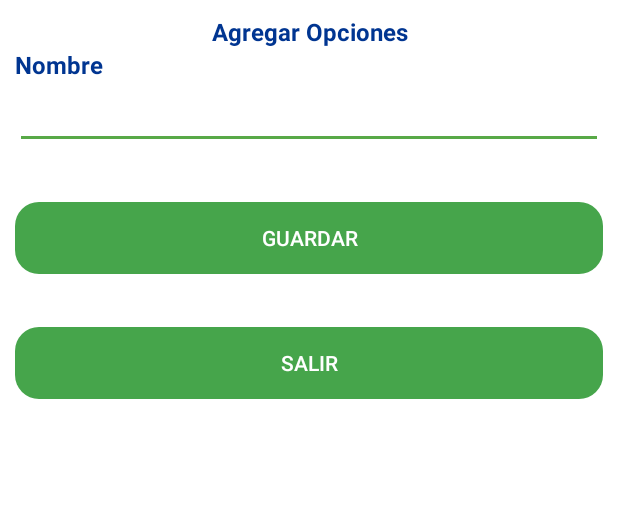
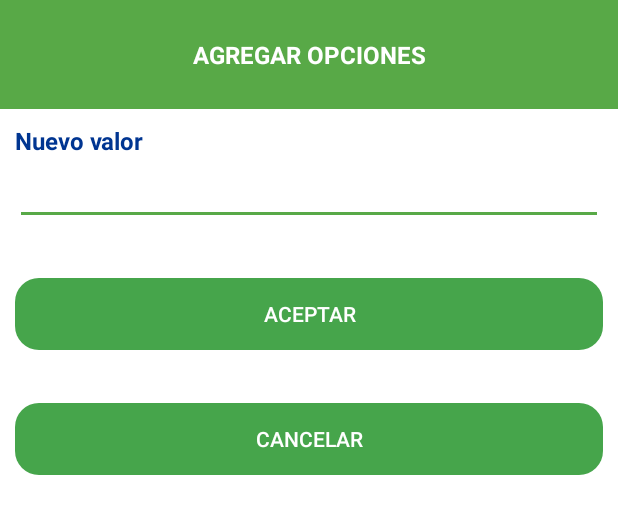
Before and after one commit to n1m0d0/apkpanama2, an Android app: the layout spinner_options.xml on its own in the app's theme, with its tools: preview values and no code run, on a phone screen of 412 x 824 dp. Shown: the top 514 px of the screen. Run offline under Robolectric (Android 15) with nearby library versions, the phone set to English and light mode, and no system bars; network calls fail.

Commit message:
ajusto visual

```diff
--- a/app/src/main/java/diggate/xpertise/com/diggateapk/form_event.java
+++ b/app/src/main/java/diggate/xpertise/com/diggateapk/form_event.java
@@ -1551,7 +1551,10 @@ public class form_event extends AppCompatActivity implements View.OnClickListene
                     finish();
                 }
             }
-
+        } else {
+            if (auths.size() > 0) {
+                dialogBarcode();
+            }
         }
     }
 
@@ -2561,6 +2564,7 @@ public class form_event extends AppCompatActivity implements View.OnClickListene
         btnExit.setOnClickListener(new View.OnClickListener() {
             @Override
             public void onClick(View v) {
+                spinner.setSelection(0);
                 alertDialog.cancel();
             }
         });
--- a/app/src/main/java/diggate/xpertise/com/diggateapk/parFormFielsPre.java
+++ b/app/src/main/java/diggate/xpertise/com/diggateapk/parFormFielsPre.java
@@ -2499,6 +2499,7 @@ public class parFormFielsPre extends AppCompatActivity implements View.OnClickLi
         btnExit.setOnClickListener(new View.OnClickListener() {
             @Override
             public void onClick(View v) {
+                spinner.setSelection(0);
                 alertDialog.cancel();
             }
         });
--- a/app/src/main/res/layout/spinner_options.xml
+++ b/app/src/main/res/layout/spinner_options.xml
@@ -3,19 +3,34 @@
     android:layout_width="match_parent"
     android:layout_height="match_parent"
     android:background="@color/colorBody"
-    android:padding="@dimen/separation"
     android:orientation="vertical">
+
+    <LinearLayout
+        android:background="@color/colorBodyEditText"
+        android:orientation="vertical"
+        android:padding="@dimen/title"
+        android:layout_width="match_parent"
+        android:layout_height="wrap_content">
 
         <TextView
             style="@style/colorTitle"
             android:text="@string/addoptions"
+            android:textColor="@color/colorBody"
             android:gravity="center"
             android:layout_width="match_parent"
             android:layout_height="wrap_content" />
 
+    </LinearLayout>
+
+    <LinearLayout
+        android:orientation="vertical"
+        android:padding="@dimen/separation"
+        android:layout_width="match_parent"
+        android:layout_height="wrap_content">
+
         <TextView
             style="@style/colorText"
-        android:text="@string/name"
+            android:text="@string/newValue"
             android:layout_width="match_parent"
             android:layout_height="wrap_content" />
 
@@ -30,7 +45,7 @@
             android:layout_height="wrap_content"
             android:layout_marginTop="35dp"
             android:background="@drawable/custonbutton"
-        android:text="@string/save"
+            android:text="@string/accept"
             android:textColor="@color/colorWhite" />
 
         <Button
@@ -39,8 +54,11 @@
             android:layout_height="wrap_content"
             android:layout_marginTop="35dp"
             android:background="@drawable/custonbutton"
-        android:text="@string/exit"
+            android:text="@string/cancel"
             android:textColor="@color/colorWhite" />
+
+    </LinearLayout>
+
 
 
 
--- a/app/src/main/res/values/strings.xml
+++ b/app/src/main/res/values/strings.xml
@@ -24,8 +24,10 @@
     <string name="events">Eventos</string>
     <string name="capture">Capturar</string>
     <string name="exit">Salir</string>
-    <string name="addoptions">Agregar Opciones</string>
-    <string name="name">Nombre</string>
+    <string name="addoptions">AGREGAR OPCIONES</string>
+    <string name="newValue">Nuevo valor</string>
+    <string name="accept">Aceptar</string>
+    <string name="cancel">Cancelar</string>
 
     <string name="servidor">https://testdg.xpertise-pa.com</string>
 </resources>
```
Lines whose indentation alone changed are shown as unchanged.
